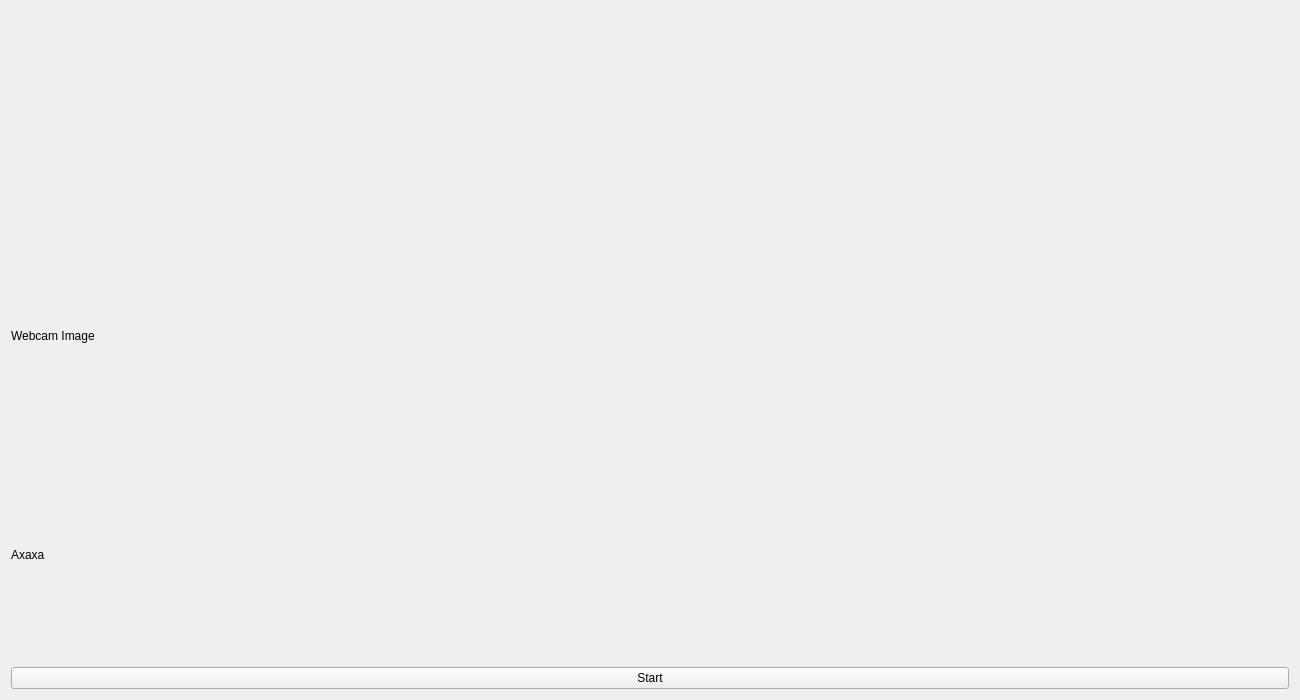
Before: the Qt Designer form game.ui in YeriAddict/MiniSpace, drawn with Qt 5.
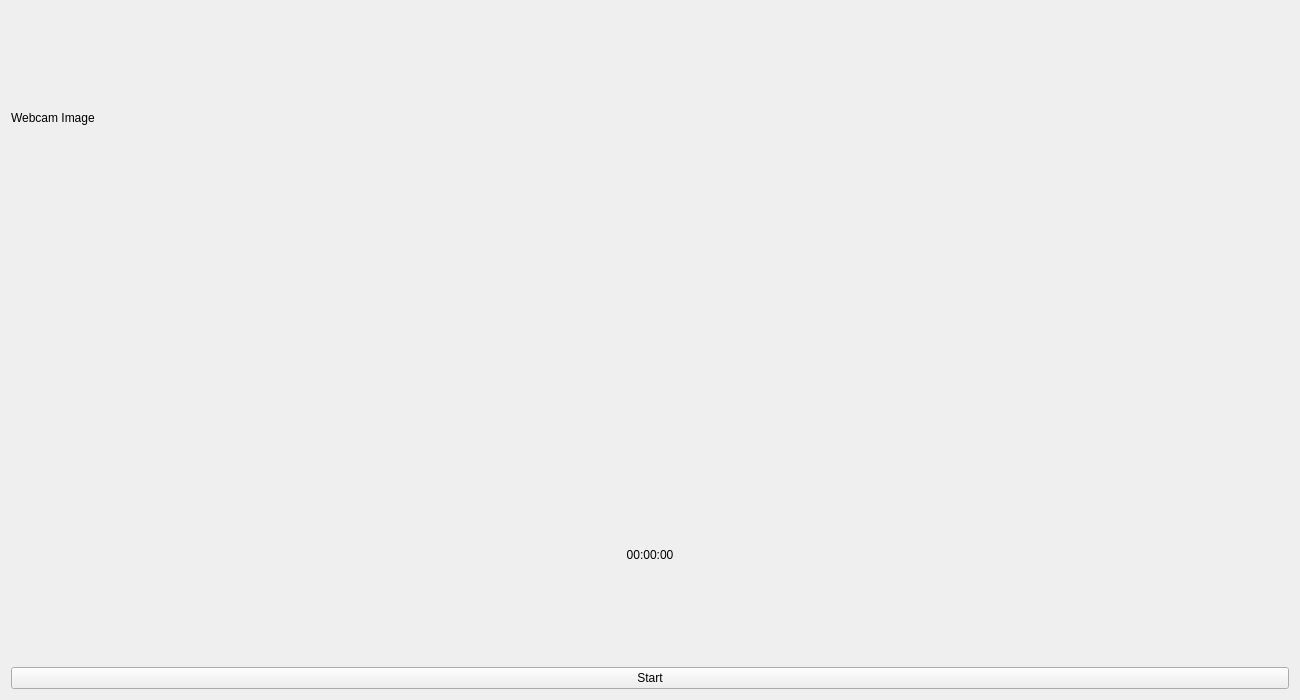
After: the same form once the commit is applied.

```diff
--- a/game.ui
+++ b/game.ui
@@ -16,9 +16,6 @@
   <layout class="QHBoxLayout" name="horizontalLayout">
    <item>
     <layout class="QVBoxLayout" name="verticalLayout">
-     <item>
-      <widget class="QWidget" name="drawWidget" native="true"/>
-     </item>
      <item>
       <widget class="QLabel" name="webcamLabel">
        <property name="text">
@@ -27,9 +24,15 @@
       </widget>
      </item>
      <item>
-      <widget class="QLabel" name="infoLabel">
+      <widget class="QWidget" name="drawWidget" native="true"/>
+     </item>
+     <item>
+      <widget class="QLabel" name="timeLabel">
        <property name="text">
-        <string>Axaxa</string>
+        <string>00:00:00</string>
+       </property>
+       <property name="alignment">
+        <set>Qt::AlignCenter</set>
        </property>
       </widget>
      </item>
```
